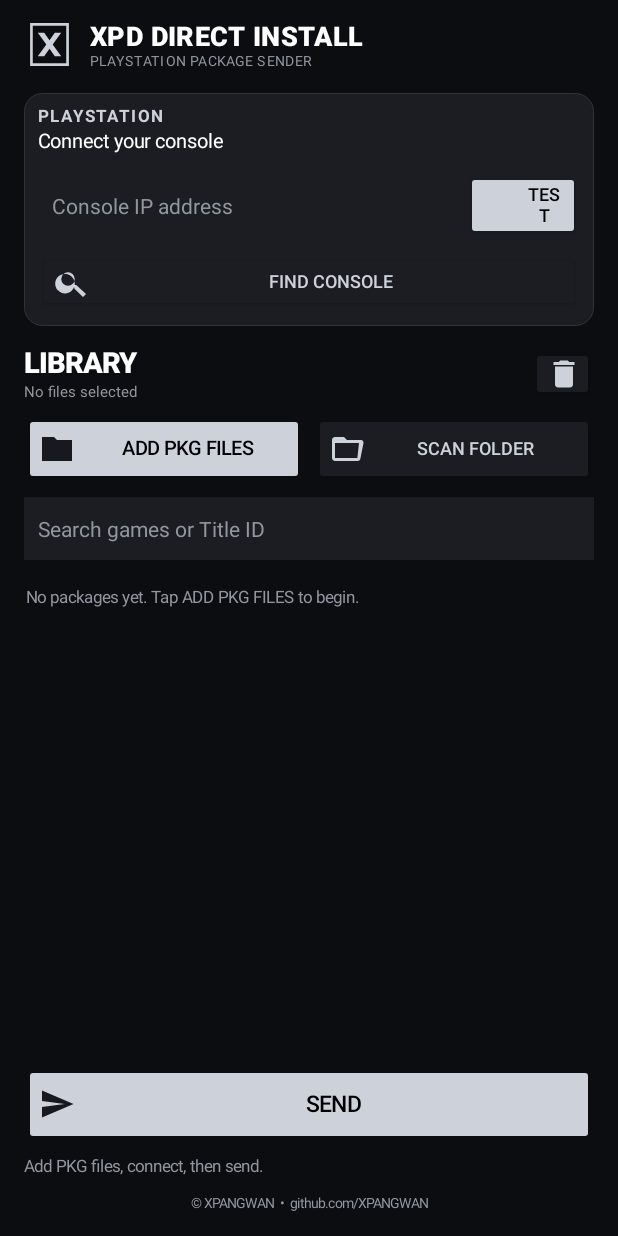
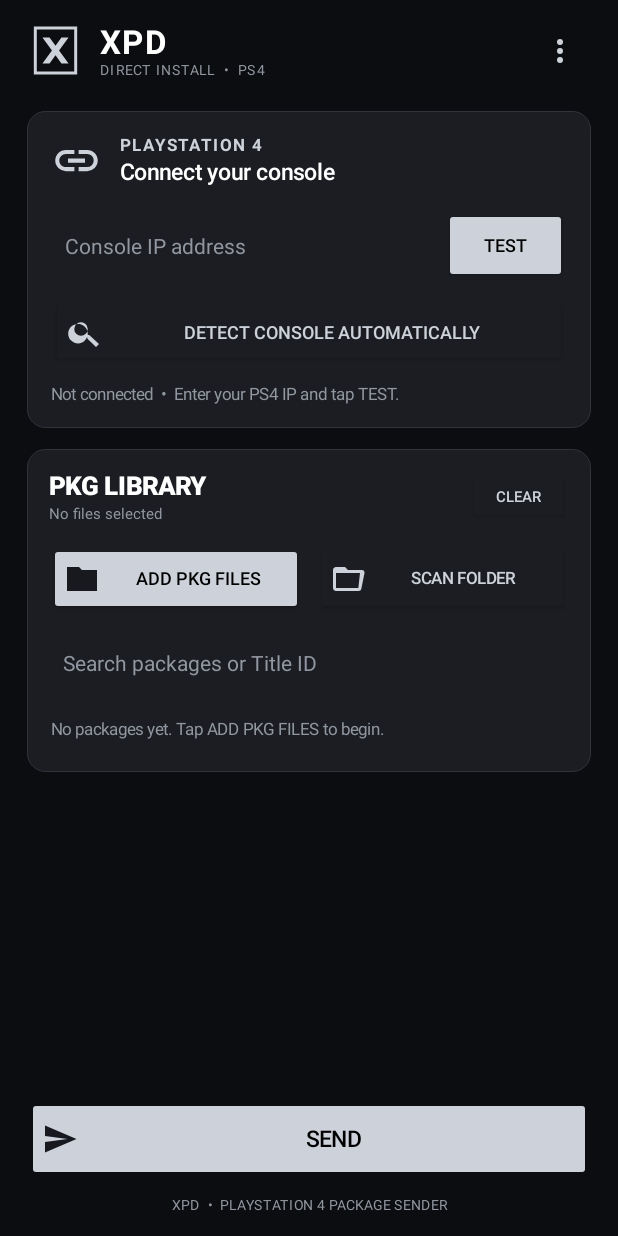
Before and after one commit to XPANGWAN/XPD-Direct-Install, an Android app: the screen it shows after launch (MainActivity), on a phone screen of 412 x 824 dp. Run offline under Robolectric (Android 15) with nearby library versions, the phone set to English and light mode, and no system bars; 1 statement that could not run was skipped.

Commit message:
Redesign XPD screen with clean console and PKG library cards

```diff
--- a/app/src/main/java/com/xpd/directinstall/MainActivity.kt
+++ b/app/src/main/java/com/xpd/directinstall/MainActivity.kt
@@ -36,98 +36,90 @@ class MainActivity : Activity() {
  private fun buildUi(){
   val root=LinearLayout(this).apply{
    orientation=1
-   setPadding(dp(16),dp(8),dp(16),dp(12))
+   setPadding(dp(18),dp(8),dp(18),dp(12))
    setBackgroundColor(bg)
   }
+  val toolbar=LinearLayout(this).apply{orientation=0;gravity=Gravity.CENTER_VERTICAL}
+  val mark=ImageView(this).apply{setImageResource(R.drawable.ic_xpd_mark);scaleType=ImageView.ScaleType.FIT_CENTER;contentDescription="XPD"}
+  toolbar.addView(mark,lp(dp(38),dp(38)).apply{rightMargin=dp(11)})
+  val brand=LinearLayout(this).apply{orientation=1}
+  brand.addView(label("XPD",22f,Color.WHITE).apply{typeface=android.graphics.Typeface.create("sans-serif",android.graphics.Typeface.BOLD);letterSpacing=.04f})
+  brand.addView(label("DIRECT INSTALL  •  PS4",9f,muted).apply{letterSpacing=.10f})
+  toolbar.addView(brand,LinearLayout.LayoutParams(0,-2,1f))
+  val menu=ImageButton(this).apply{
+   setImageResource(R.drawable.ic_more);contentDescription="More options"
+   setBackgroundColor(Color.TRANSPARENT);imageTintList=android.content.res.ColorStateList.valueOf(silver)
+   setOnClickListener{val p=PopupMenu(this@MainActivity,this);p.menu.add("Clear library").setOnMenuItemClickListener{if(!busy){files.clear();retryEntries.clear();served.clear();refreshQueue();saveState()};true};p.menu.add("About XPD").setOnMenuItemClickListener{android.app.AlertDialog.Builder(this@MainActivity).setTitle("XPD Direct Install").setMessage("Send PlayStation 4 PKG files over your local network.").setPositiveButton("OK",null).show();true};p.show()}
+  }
+  toolbar.addView(menu,lp(dp(42),dp(42)))
+  root.addView(toolbar,lp(-1,dp(52)).apply{bottomMargin=dp(14)})
 
-  // Upstream-inspired Android hierarchy: compact toolbar, console card,
-  // library header/list, primary send action and a dedicated status card.
-  val toolbar=LinearLayout(this).apply{orientation=0;gravity=Gravity.CENTER_VERTICAL}
-  val mark=ImageView(this).apply{
-   setImageResource(R.drawable.ic_xpd_mark)
-   scaleType=ImageView.ScaleType.FIT_CENTER
-   contentDescription="XPD"
-  }
-  toolbar.addView(mark,lp(dp(34),dp(34)).apply{rightMargin=dp(10)})
-  val brand=LinearLayout(this).apply{orientation=1}
-  brand.addView(label("XPD DIRECT INSTALL",18f,Color.WHITE).apply{
-   typeface=android.graphics.Typeface.create("sans-serif-medium",android.graphics.Typeface.BOLD)
-   letterSpacing=.015f
-  })
-  brand.addView(label("PLAYSTATION PACKAGE SENDER",9f,muted).apply{letterSpacing=.09f})
-  toolbar.addView(brand,LinearLayout.LayoutParams(0,-2,1f))
-  root.addView(toolbar,lp(-1,dp(44)).apply{bottomMargin=dp(10)})
+  val scroll=ScrollView(this).apply{clipToPadding=false;fillViewport=false;overScrollMode=View.OVER_SCROLL_IF_CONTENT_SCROLLS}
+  val content=LinearLayout(this).apply{orientation=1}
+  val connection=card().apply{setPadding(dp(16),dp(16),dp(16),dp(16))}
+  val connectionHead=LinearLayout(this).apply{orientation=0;gravity=Gravity.CENTER_VERTICAL}
+  val connectionMark=ImageView(this).apply{setImageResource(R.drawable.ic_link);imageTintList=android.content.res.ColorStateList.valueOf(silver);contentDescription="Console connection"}
+  connectionHead.addView(connectionMark,lp(dp(34),dp(34)).apply{rightMargin=dp(12)})
+  val connectionTitles=LinearLayout(this).apply{orientation=1}
+  connectionTitles.addView(label("PLAYSTATION 4",11f,silver).apply{typeface=android.graphics.Typeface.DEFAULT_BOLD;letterSpacing=.12f})
+  connectionTitles.addView(label("Connect your console",15f,Color.WHITE).apply{setPadding(0,dp(3),0,0);typeface=android.graphics.Typeface.create("sans-serif-medium",0)})
+  connectionHead.addView(connectionTitles,LinearLayout.LayoutParams(0,-2,1f))
+  connection.addView(connectionHead)
+  ip=field("Console IP address",false).apply{inputType=android.text.InputType.TYPE_CLASS_TEXT or android.text.InputType.TYPE_TEXT_FLAG_NO_SUGGESTIONS}
+  port=field("Auto",true).apply{setText("9090");visibility=View.GONE}
+  check=button("TEST",true){checkReceiver()}.apply{textSize=12f}
+  val addressRow=LinearLayout(this).apply{orientation=0;gravity=Gravity.CENTER_VERTICAL}
+  addressRow.addView(ip,LinearLayout.LayoutParams(0,dp(50),1f).apply{rightMargin=dp(9)})
+  addressRow.addView(check,lp(dp(82),dp(50)))
+  connection.addView(addressRow,lp(-1,-2).apply{topMargin=dp(15)})
+  connection.addView(button("DETECT CONSOLE AUTOMATICALLY"){discoverConsole()}.apply{
+   textSize=12f;setCompoundDrawablesWithIntrinsicBounds(R.drawable.ic_search,0,0,0);compoundDrawablePadding=dp(7)
+  },lp(-1,dp(46)).apply{topMargin=dp(10)})
+  status=label("Not connected  •  Enter your PS4 IP and tap TEST.",11f,muted).apply{maxLines=3}
+  connection.addView(status,lp(-1,-2).apply{topMargin=dp(12)})
+  content.addView(connection,lp(-1,-2).apply{bottomMargin=dp(14)})
 
-  val connection=card()
-  val connectionHead=LinearLayout(this).apply{orientation=0;gravity=Gravity.CENTER_VERTICAL}
-  val connectionTitles=LinearLayout(this).apply{orientation=1}
-  connectionTitles.addView(label("PLAYSTATION",11f,silver).apply{typeface=android.graphics.Typeface.DEFAULT_BOLD;letterSpacing=.12f})
-  connectionTitles.addView(label("Connect your console",13f,Color.WHITE).apply{setPadding(0,dp(3),0,0)})
-  connectionHead.addView(connectionTitles,LinearLayout.LayoutParams(0,-2,1f));connection.addView(connectionHead)
-  ip=field("Console IP address",false).apply{inputType=android.text.InputType.TYPE_CLASS_TEXT or android.text.InputType.TYPE_TEXT_FLAG_NO_SUGGESTIONS}
-  port=field("Auto",true).apply{setText("12800");visibility=View.GONE}
-  check=button("TEST",true){checkReceiver()}.apply{setCompoundDrawablesWithIntrinsicBounds(R.drawable.ic_link,0,0,0);compoundDrawablePadding=dp(5)}
-  val addressRow=LinearLayout(this).apply{orientation=0;gravity=Gravity.CENTER_VERTICAL}
-  addressRow.addView(ip,LinearLayout.LayoutParams(0,dp(46),1f).apply{rightMargin=dp(8)})
-  addressRow.addView(check,lp(dp(76),dp(46)))
-  connection.addView(addressRow,lp(-1,-2).apply{topMargin=dp(12)})
-  connection.addView(button("FIND CONSOLE"){discoverConsole()}.apply{setCompoundDrawablesWithIntrinsicBounds(R.drawable.ic_search,0,0,0);compoundDrawablePadding=dp(6)},lp(-1,dp(40)).apply{topMargin=dp(8)})
-  root.addView(connection,lp(-1,-2).apply{bottomMargin=dp(14)})
-
+  val libraryCard=card().apply{setPadding(dp(15),dp(14),dp(15),dp(14))}
   val libraryHeader=LinearLayout(this).apply{orientation=0;gravity=Gravity.CENTER_VERTICAL}
   val libraryTitles=LinearLayout(this).apply{orientation=1}
-  libraryTitles.addView(label("LIBRARY",19f,Color.WHITE).apply{
-   typeface=android.graphics.Typeface.create("sans-serif-medium",android.graphics.Typeface.BOLD)
-  })
-  fileInfo=label("0 packages",10f,muted).apply{setPadding(0,dp(2),0,0)}
+  libraryTitles.addView(label("PKG LIBRARY",17f,Color.WHITE).apply{typeface=android.graphics.Typeface.create("sans-serif-medium",1)})
+  fileInfo=label("0 packages",10f,muted).apply{setPadding(0,dp(3),0,0)}
   libraryTitles.addView(fileInfo)
   libraryHeader.addView(libraryTitles,LinearLayout.LayoutParams(0,-2,1f))
-  clear=button("",false){if(!busy){files.clear();retryEntries.clear();served.clear();refreshQueue();saveState()}}.apply{contentDescription="Clear selected files";setCompoundDrawablesWithIntrinsicBounds(R.drawable.ic_trash,0,0,0)}
-  libraryHeader.addView(clear,lp(dp(42),dp(36)))
-  root.addView(libraryHeader,lp(-1,-2).apply{bottomMargin=dp(8)})
-
+  clear=button("CLEAR",false){if(!busy){files.clear();retryEntries.clear();served.clear();refreshQueue();saveState()}}.apply{textSize=10f}
+  libraryHeader.addView(clear,lp(dp(68),dp(36)))
+  libraryCard.addView(libraryHeader)
   val addRow=LinearLayout(this).apply{orientation=0;gravity=Gravity.CENTER_VERTICAL}
-  val add=button("ADD PKG FILES",true){chooseFiles()}.apply{
-   textSize=13f
-   setCompoundDrawablesWithIntrinsicBounds(R.drawable.ic_folder,0,0,0)
-   compoundDrawablePadding=dp(7)
-  }
-  addRow.addView(add,LinearLayout.LayoutParams(0,dp(48),1f).apply{rightMargin=dp(7)})
-  val scan=button("SCAN FOLDER"){chooseFolder()}.apply{
-   setCompoundDrawablesWithIntrinsicBounds(R.drawable.ic_folder_open,0,0,0)
-   compoundDrawablePadding=dp(5)
-  }
+  val add=button("ADD PKG FILES",true){chooseFiles()}.apply{textSize=12f;setCompoundDrawablesWithIntrinsicBounds(R.drawable.ic_folder,0,0,0);compoundDrawablePadding=dp(6)}
+  addRow.addView(add,LinearLayout.LayoutParams(0,dp(48),1f).apply{rightMargin=dp(8)})
+  val scan=button("SCAN FOLDER"){chooseFolder()}.apply{textSize=11f;setCompoundDrawablesWithIntrinsicBounds(R.drawable.ic_folder_open,0,0,0);compoundDrawablePadding=dp(5)}
   addRow.addView(scan,LinearLayout.LayoutParams(0,dp(48),1f))
-  root.addView(addRow)
-
-  queueSearch=field("Search games or Title ID",false).apply{
+  libraryCard.addView(addRow,lp(-1,-2).apply{topMargin=dp(13)})
+  queueSearch=field("Search packages or Title ID",false).apply{
    addTextChangedListener(object:android.text.TextWatcher{
     override fun beforeTextChanged(s:CharSequence?,start:Int,count:Int,after:Int){}
     override fun onTextChanged(s:CharSequence?,start:Int,before:Int,count:Int){refreshQueue()}
     override fun afterTextChanged(s:android.text.Editable?){}
    })
   }
-  root.addView(queueSearch,lp(-1,dp(42)).apply{topMargin=dp(8)})
-  val listScroll=ScrollView(this).apply{
-   clipToPadding=false;isFillViewport=false;overScrollMode=View.OVER_SCROLL_IF_CONTENT_SCROLLS
+  libraryCard.addView(queueSearch,lp(-1,dp(43)).apply{topMargin=dp(11)})
+  queue=LinearLayout(this).apply{orientation=1}
+  libraryCard.addView(queue,lp(-1,-2).apply{topMargin=dp(5)})
+  content.addView(libraryCard,lp(-1,-2).apply{bottomMargin=dp(14)})
+
+  scroll.addView(content)
+  root.addView(scroll,LinearLayout.LayoutParams(-1,0,1f))
+  send=button("SEND QUEUE (0)",true){sendFiles(retryEntries.isNotEmpty())}.apply{
+   isEnabled=false;textSize=15f;setCompoundDrawablesWithIntrinsicBounds(R.drawable.ic_send,0,0,0);compoundDrawablePadding=dp(8)
   }
-  queue=LinearLayout(this).apply{orientation=1}
-  queue.addView(label("No packages yet. Add PKG files to build your send queue.",11f,muted).apply{
-   setPadding(dp(2),dp(14),dp(2),dp(10));maxLines=2
-  })
-  listScroll.addView(queue)
-  root.addView(listScroll,LinearLayout.LayoutParams(-1,0,1f).apply{topMargin=dp(7)})
-
-  send=button("SEND",true){sendFiles(retryEntries.isNotEmpty())}.apply{isEnabled=false;textSize=15f;setCompoundDrawablesWithIntrinsicBounds(R.drawable.ic_send,0,0,0);compoundDrawablePadding=dp(8)}
-  root.addView(send,lp(-1,dp(54)).apply{topMargin=dp(10)})
-
-  status=label("Add PKG files, connect, then send.",11f,muted).apply{maxLines=2;ellipsize=android.text.TextUtils.TruncateAt.END}
-  root.addView(status,lp(-1,-2).apply{topMargin=dp(8)})
-  pauseButton=button("",false){togglePause()}.apply{contentDescription="Pause transfer";visibility=View.GONE;setCompoundDrawablesWithIntrinsicBounds(R.drawable.ic_pause,0,0,0)}
-  root.addView(pauseButton,lp(dp(48),dp(42)).apply{gravity=Gravity.CENTER_HORIZONTAL;topMargin=dp(6)})
-  val copyright=label("© XPANGWAN  •  github.com/XPANGWAN",9f,muted).apply{gravity=Gravity.CENTER;setPadding(0,dp(8),0,0)}
-  copyright.setOnClickListener{try{startActivity(Intent(Intent.ACTION_VIEW,Uri.parse("https://github.com/XPANGWAN/XPD-Direct-Install")))}catch(_:Exception){}}
-  root.addView(copyright,lp(-1,dp(28)))
+  root.addView(send,lp(-1,dp(56)).apply{topMargin=dp(10)})
+  pauseButton=button("PAUSE",false){togglePause()}.apply{
+   contentDescription="Pause transfer";visibility=View.GONE;setCompoundDrawablesWithIntrinsicBounds(R.drawable.ic_pause,0,0,0)
+  }
+  root.addView(pauseButton,lp(-1,dp(40)).apply{topMargin=dp(6)})
+  val footer=label("XPD  •  PLAYSTATION 4 PACKAGE SENDER",9f,muted).apply{gravity=Gravity.CENTER;setPadding(0,dp(8),0,0);letterSpacing=.07f}
+  footer.setOnClickListener{try{startActivity(Intent(Intent.ACTION_VIEW,Uri.parse("https://github.com/XPANGWAN/XPD-Direct-Install")))}catch(_:Exception){}}
+  root.addView(footer,lp(-1,dp(25)))
   setContentView(root)
  }
  private fun prefs()=getSharedPreferences("xpd_direct_install",MODE_PRIVATE)
```
